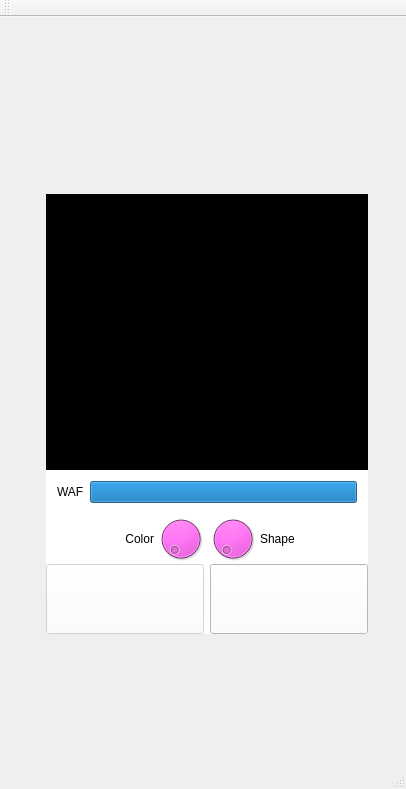
Old version of the form ui/wafmainwindow.ui in the repository nagyistoce/wafmeter.
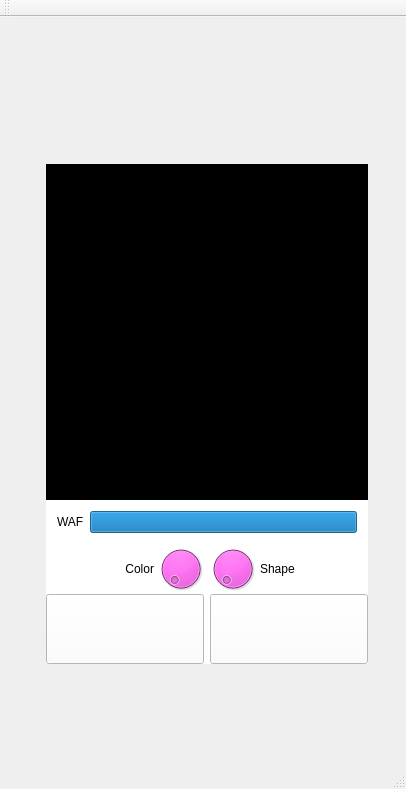
New version of the form. Icons and pictures are not drawn.

Diff of the .ui file:
```diff
--- a/ui/wafmainwindow.ui
+++ b/ui/wafmainwindow.ui
@@ -51,7 +51,7 @@
       <property name="minimumSize">
        <size>
         <width>322</width>
-        <height>440</height>
+        <height>500</height>
        </size>
       </property>
       <property name="styleSheet">
@@ -201,9 +201,6 @@
           </property>
           <item>
            <widget class="QPushButton" name="camButton">
-            <property name="enabled">
-             <bool>false</bool>
-            </property>
             <property name="sizePolicy">
              <sizepolicy hsizetype="Minimum" vsizetype="Expanding">
               <horstretch>0</horstretch>
```
